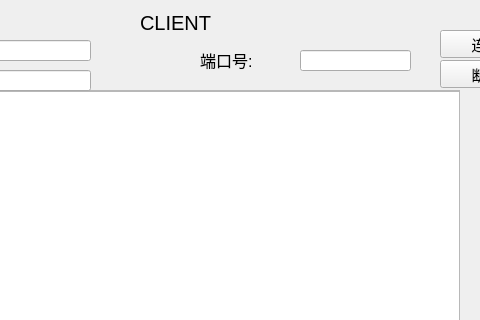
First picture: the form in socket/winsock/client.ui, repository tong1heng/Dual-Computer-Communication, before the edit; both pictures show x 220 to 700 and y 0 to 320 of the 800 by 600 pixel window.
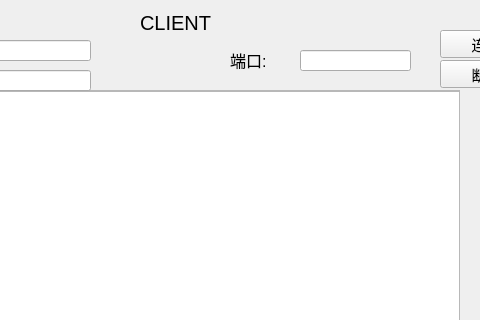
Second picture: the form after the edit.

Patch:
```diff
--- a/socket/winsock/client.ui
+++ b/socket/winsock/client.ui
@@ -149,9 +149,9 @@
    <widget class="QLabel" name="label_3">
     <property name="geometry">
      <rect>
-      <x>420</x>
+      <x>450</x>
       <y>50</y>
-      <width>70</width>
+      <width>50</width>
       <height>20</height>
      </rect>
     </property>
@@ -161,7 +161,7 @@
      </font>
     </property>
     <property name="text">
-     <string>端口号:</string>
+     <string>端口:</string>
     </property>
    </widget>
    <widget class="QPushButton" name="exit">
```
Left out of the diff: 39 changed lines with no effect on the pictures.
